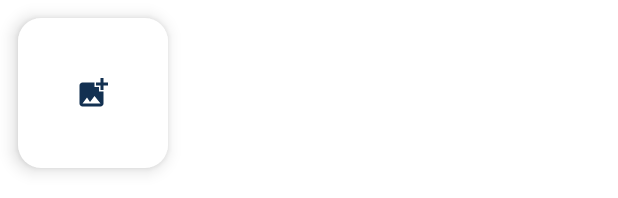
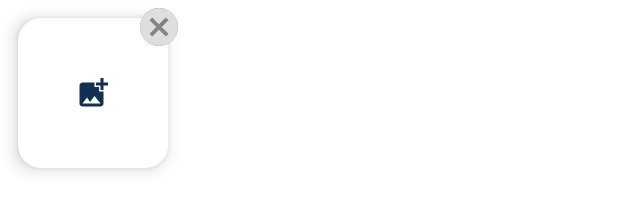
Before and after one commit to RuslanBarcho/LostPet, an Android app: the layout item_add_photo.xml on its own in the app's theme, with its tools: preview values and no code run, on a phone screen of 412 x 824 dp. Shown: the top 198 px of the screen. Run offline under Robolectric (Android 15) with nearby library versions, the phone set to English and light mode, and no system bars.

Commit message:
added deleting images, bug fixes

```diff
--- a/app/src/main/java/io/vinter/lostpet/ui/list/filter/FilterFragment.kt
+++ b/app/src/main/java/io/vinter/lostpet/ui/list/filter/FilterFragment.kt
@@ -65,7 +65,7 @@ class FilterFragment : DialogFragment() {
         val adverts = ArrayList<String>()
         if (checked[0]) pets.add("cat")
         if (checked[1]) pets.add("dog")
-        if (checked[2]) adverts.add("lost")
+        if (checked[2]) adverts.add("missed")
         if (checked[3]) adverts.add("found")
         if (checked[4]) adverts.add("good-hands")
         return FilterForm(pets, adverts)
--- /dev/null
+++ b/app/src/main/res/drawable/ic_cancel.xml
@@ -0,0 +1,13 @@
+<vector xmlns:android="http://schemas.android.com/apk/res/android"
+    android:width="25dp"
+    android:height="25dp"
+    android:viewportWidth="25"
+    android:viewportHeight="25">
+  <path
+      android:pathData="M12.5,12.5m-12.5,0a12.5,12.5 0,1 1,25 0a12.5,12.5 0,1 1,-25 0"
+      android:fillColor="#000000"
+      android:fillAlpha="0.48"/>
+  <path
+      android:pathData="M12.5,0C5.5875,0 0,5.5875 0,12.5C0,19.4125 5.5875,25 12.5,25C19.4125,25 25,19.4125 25,12.5C25,5.5875 19.4125,0 12.5,0ZM18.75,16.9875L16.9875,18.75L12.5,14.2625L8.0125,18.75L6.25,16.9875L10.7375,12.5L6.25,8.0125L8.0125,6.25L12.5,10.7375L16.9875,6.25L18.75,8.0125L14.2625,12.5L18.75,16.9875Z"
+      android:fillColor="#DEDEDE"/>
+</vector>
--- a/app/src/main/res/layout/item_add_photo.xml
+++ b/app/src/main/res/layout/item_add_photo.xml
@@ -21,4 +21,19 @@
         app:layout_constraintStart_toStartOf="parent"
         app:layout_constraintTop_toTopOf="parent"
         app:srcCompat="@drawable/ic_picture_add" />
+
+    <ImageButton
+        android:id="@+id/add_pic_remove"
+        android:layout_width="wrap_content"
+        android:layout_height="wrap_content"
+        android:layout_marginEnd="5dp"
+        android:layout_marginTop="5dp"
+        android:background="@android:color/transparent"
+        android:elevation="2dp"
+        android:foreground="@drawable/ripple_transparent"
+        android:translationZ="5dp"
+        app:layout_constraintEnd_toEndOf="parent"
+        app:layout_constraintTop_toTopOf="parent"
+        app:srcCompat="@drawable/ic_cancel" />
+
 </android.support.constraint.ConstraintLayout>
```
Also changed, not shown: app/src/main/java/io/vinter/lostpet/ui/create/CreateActivity.kt (+9 -2 lines), app/src/main/java/io/vinter/lostpet/utils/adapter/AddPictureRecyclerAdapter.kt (+20 -4 lines).
